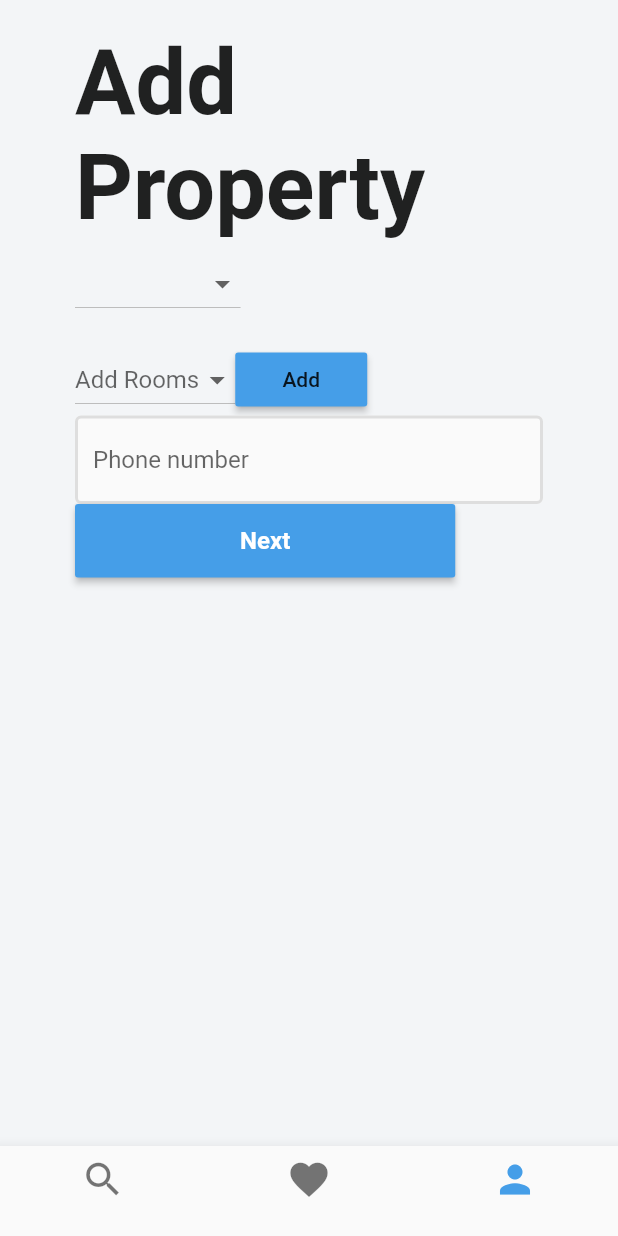
After one commit to lost-codee/houses-on-sale-app, a Flutter app: the NavigationWrapper screen opened directly, item 3 of the bottom bar chosen, on a phone screen of 412 x 824 dp. The commit adds this screen. Run offline on Flutter 3.47's test engine with Material 2 defaults, Android fonts, the phone set to English and light mode, and no system bars; our stand-ins replace font_awesome_flutter, image_picker.

Commit message:
add property logic

```diff
--- a/lib/models/property_model.dart
+++ b/lib/models/property_model.dart
@@ -4,23 +4,29 @@ import 'owner_model.dart';
 
 class Property {
   String name;
+  String type;
   String city;
+  String address;
   String imageUrl;
   double area;
   double review;
   int price;
   String purpose;
+  bool isOwner = true;
   Owner owner;
   Features feature;
   Property(
       {this.area,
       this.city,
+      this.type,
+      this.address,
       this.imageUrl,
       this.name,
       this.price,
       this.review,
       this.purpose,
       this.owner,
+      this.isOwner,
       this.feature});
 }
 
--- a/lib/views/home/home.dart
+++ b/lib/views/home/home.dart
@@ -198,7 +198,6 @@ class _HomeState extends State<Home> {
 
   @override
   Widget build(BuildContext context) {
-    var media = MediaQuery.of(context);
     final _debouncer = Debouncer(milliseconds: 500);
     return Scaffold(
         body: SafeArea(
--- a/lib/views/onboarding/onboarding.dart
+++ b/lib/views/onboarding/onboarding.dart
@@ -230,7 +230,9 @@ class _OnBoardingScreenState extends State<OnBoardingScreen> {
                   height: 100.0,
                   width: double.infinity,
                   decoration: BoxDecoration(
-                    borderRadius: BorderRadius.circular(8.0),
+                    borderRadius: BorderRadius.only(
+                        topLeft: Radius.circular(8.0),
+                        topRight: Radius.circular(8.0)),
                     color: kprimary,
                   ),
                   child: Center(
--- /dev/null
+++ b/lib/views/user/add_propery_view.dart
@@ -0,0 +1,16 @@
+import 'package:flutter/material.dart';
+import 'package:real_estate/views/user/property%20add/page3.dart';
+
+class AddPropertyView extends StatefulWidget {
+  AddPropertyView({Key key}) : super(key: key);
+
+  @override
+  _AddPropertyViewState createState() => _AddPropertyViewState();
+}
+
+class _AddPropertyViewState extends State<AddPropertyView> {
+  @override
+  Widget build(BuildContext context) {
+    return AddPropertyPage3();
+  }
+}
--- /dev/null
+++ b/lib/views/user/property add/page3.dart
@@ -0,0 +1,183 @@
+import 'package:flutter/material.dart';
+import 'package:font_awesome_flutter/font_awesome_flutter.dart';
+import 'package:real_estate/models/property_features_model.dart';
+import 'package:real_estate/models/property_model.dart';
+import 'package:real_estate/utils/constant.dart';
+
+class AddPropertyPage3 extends StatefulWidget {
+  AddPropertyPage3({Key key, this.newProperty}) : super(key: key);
+
+  Property newProperty;
+
+  @override
+  _AddPropertyPage3State createState() => _AddPropertyPage3State();
+}
+
+class _AddPropertyPage3State extends State<AddPropertyPage3> {
+  final _formKey = GlobalKey<FormState>();
+  Features newPropertyFeatures = Features();
+  bool loading;
+  String error = " ";
+  String propertyType;
+  Equipment equipment;
+  List<Equipment> listEquipment = List<Equipment>();
+  List<Equipment> dropButtonListEquipment = [
+    BedRoom(),
+    BathRoom(),
+    Kitchen(),
+    Parking()
+  ];
+  @override
+  Widget build(BuildContext context) {
+    return SafeArea(
+        child: Container(
+            padding: EdgeInsets.symmetric(vertical: 20.0, horizontal: 50.0),
+            alignment: Alignment.center,
+            child: Column(children: <Widget>[
+              Text(
+                "Add Property",
+                style: TextStyle(
+                  fontSize: 60.0,
+                  fontWeight: FontWeight.bold,
+                ),
+              ),
+              SizedBox(
+                height: 5.0,
+              ),
+              Form(
+                key: _formKey,
+                child: Column(
+                    mainAxisAlignment: MainAxisAlignment.spaceEvenly,
+                    crossAxisAlignment: CrossAxisAlignment.start,
+                    children: <Widget>[
+                      DropdownButton<String>(
+                        hint: Text(propertyType ?? ""),
+                        items: <String>[
+                          'Apartment',
+                          'Multi Family',
+                          'TownHouse',
+                          'Villa'
+                        ].map((String value) {
+                          return new DropdownMenuItem<String>(
+                            value: value,
+                            child: new Text(value),
+                          );
+                        }).toList(),
+                        onChanged: (val) {
+                          setState(() {
+                            propertyType = val;
+                          });
+                        },
+                      ),
+                      listEquipment.length > 0
+                          ? Column(
+                              children: listEquipment
+                                  .asMap()
+                                  .entries
+                                  .map((MapEntry map) => Row(
+                                        children: <Widget>[
+                                          Icon(listEquipment[map.key].icon),
+                                          Flexible(
+                                            child: TextFormField(
+                                              decoration:
+                                                  TextInputDecoration.copyWith(
+                                                      hintText:
+                                                          listEquipment[map.key]
+                                                              .type),
+                                              validator: (val) =>
+                                                  val.length >= 5
+                                                      ? 'Enter at least 5 char'
+                                                      : null,
+                                              onChanged: (val) {
+                                                setState(() {});
+                                              },
+                                            ),
+                                          ),
+                                          IconButton(
+                                              icon: Icon(Icons.cancel),
+                                              onPressed: () => setState(() {
+                                                    dropButtonListEquipment.add(
+                                                        listEquipment[map.key]);
+                                                    listEquipment.removeLast();
+                                                  }))
+                                        ],
+                                      ))
+                                  .toList(),
+                            )
+                          : Text(""),
+                      Row(
+                        children: <Widget>[
+                          DropdownButton<Equipment>(
+                            hint: Text("Add Rooms"),
+                            items:
+                                dropButtonListEquipment.map((Equipment value) {
+                              return new DropdownMenuItem<Equipment>(
+                                value: value,
+                                child: new Text(value.type),
+                              );
+                            }).toList(),
+                            onChanged: (val) {
+                              setState(() {
+                                equipment = val;
+                              });
+                            },
+                          ),
+                          Flexible(
+                              child: RaisedButton(
+                            color: kprimary,
+                            onPressed: () {
+                              setState(() {
+                                int index =
+                                    dropButtonListEquipment.indexOf(equipment);
+                                dropButtonListEquipment.removeAt(index);
+                                print(index);
+                                listEquipment.add(equipment);
+                              });
+                            },
+                            child: Text("Add"),
+                          )),
+                        ],
+                      ),
+                      TextFormField(
+                        decoration: TextInputDecoration.copyWith(
+                            hintText: "Phone number"),
+                        validator: (val) =>
+                            val.length >= 5 ? 'Enter at least 5 char' : null,
+                        onChanged: (val) {
+                          setState(() {});
+                        },
+                      ),
+                      RaisedButton(
+                          padding: EdgeInsets.symmetric(
+                              horizontal: 110.0, vertical: 15.0),
+                          color: kprimary,
+                          child: Text(
+                            'Next',
+                            style: TextStyle(
+                                color: Colors.white,
+                                fontSize: 16.0,
+                                fontWeight: FontWeight.bold),
+                          ),
+                          onPressed: () async {
+                            if (_formKey.currentState.validate()) {
+                              setState(() {
+                                loading = true;
+                              });
+                              setState(() {
+                                error = 'Connexion erreur';
+                                loading = false;
+                              });
+                            }
+                          }),
+                      SizedBox(
+                        height: 20.0,
+                      ),
+                      Text(
+                        error,
+                        style: TextStyle(color: Colors.red, fontSize: 14.0),
+                      )
+                    ]),
+              )
+            ])));
+  }
+}
--- a/lib/views/wrapper.dart
+++ b/lib/views/wrapper.dart
@@ -2,6 +2,7 @@ import 'package:flutter/material.dart';
 import 'package:real_estate/utils/constant.dart';
 import 'package:real_estate/views/favorite/favorite.dart';
 import 'package:real_estate/views/home/home.dart';
+import 'package:real_estate/views/user/add_propery_view.dart';
 
 class Wrapper extends StatelessWidget {
   @override
@@ -21,7 +22,7 @@ class _NavigationWrapperState extends State<NavigationWrapper> {
   static List<Widget> _widgetOption = <Widget>[
     Home(),
     Favorite(),
-    Home(),
+    AddPropertyView(),
   ];
 
   void _getNewIndex(int index) {
--- a/pubspec.yaml
+++ b/pubspec.yaml
@@ -15,6 +15,9 @@ dependencies:
   font_awesome_flutter: ^8.7.0
   page_view_indicator: ^2.0.2
   sliding_up_panel: ^0.3.6
+
+  #logic
+  image_picker: ^0.6.4
 
 dev_dependencies:
   flutter_test:
```
Also changed, not shown: lib/views/user/property add/page1.dart (added, +128 -0 lines), lib/views/user/property add/page2.dart (added, +201 -0 lines), pubspec.lock, 1 other file.
